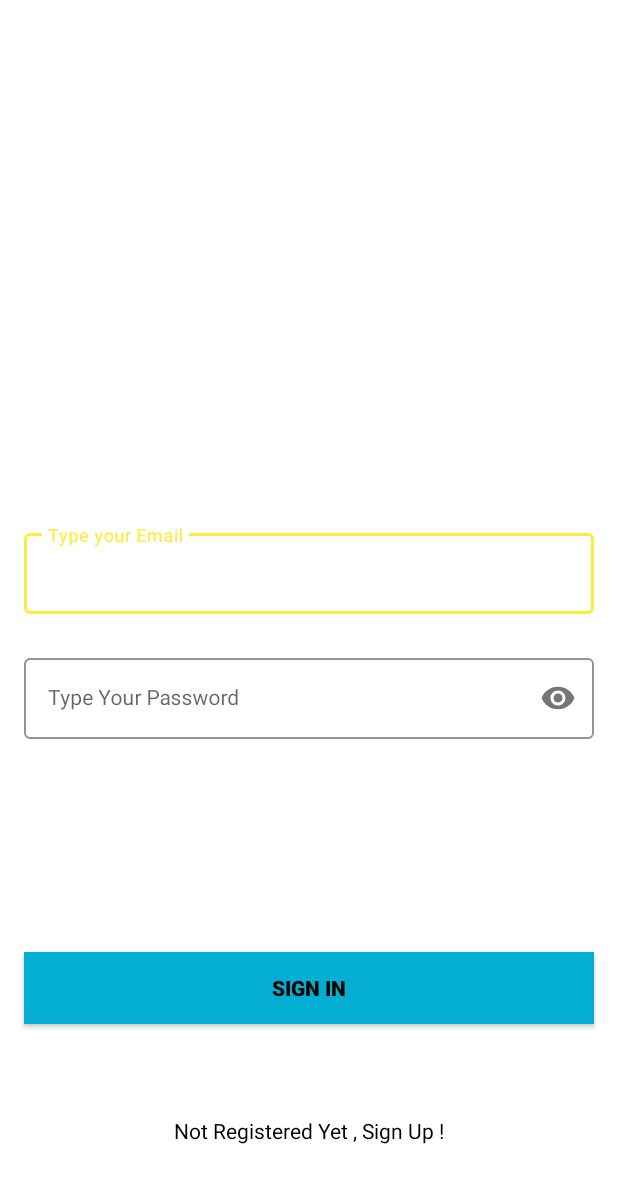
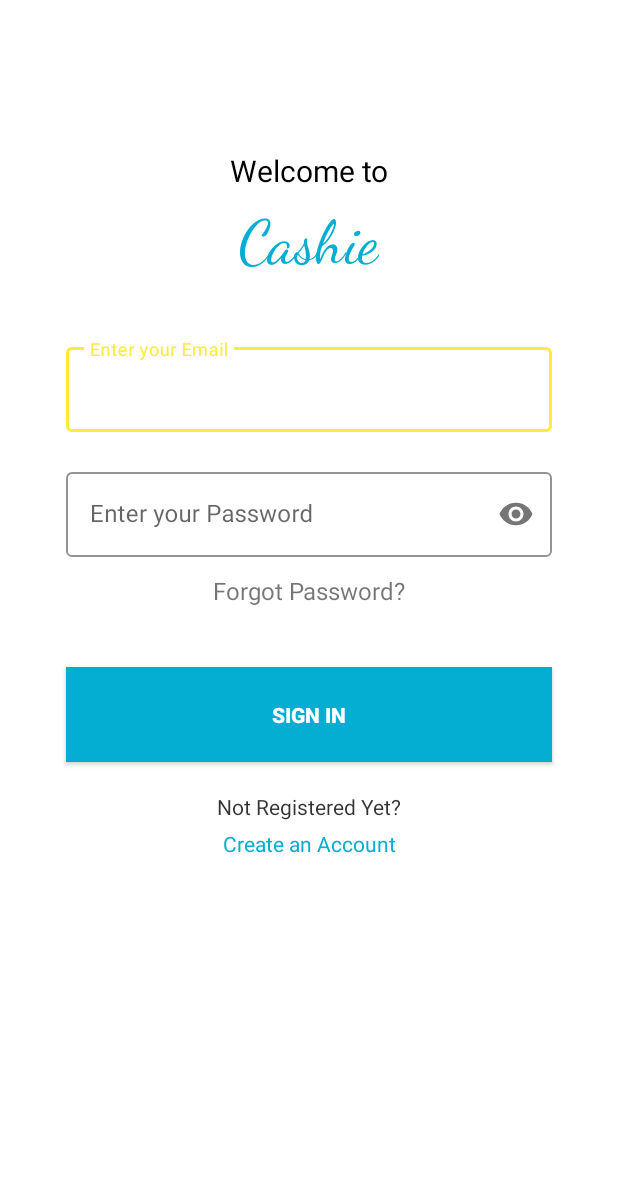
Before and after one commit to edi39z/Cashie, an Android app built with Jetpack Compose: the layout activity_sign_in.xml on its own in the app's theme, with its tools: preview values and no code run, on a phone screen of 412 x 824 dp. Shown: the top 1183 px of the screen. Run offline under Robolectric (Android 15) with nearby library versions, the phone set to English and light mode, and no system bars.

Commit message:
login and registers

```diff
--- a/app/src/main/java/com/example/myapplication/SignInActivity.kt
+++ b/app/src/main/java/com/example/myapplication/SignInActivity.kt
@@ -1,4 +1,4 @@
-package com.codingstuff.loginandsignup
+package com.example.myapplication;
 
 import android.content.Intent
 import android.os.Bundle
@@ -20,7 +20,7 @@ class SignInActivity : AppCompatActivity() {
 
 
         firebaseAuth = FirebaseAuth.getInstance()
-        binding.textView.setOnClickListener {
+        binding.createAnA.setOnClickListener {
             val intent = Intent(this, SignUpActivity::class.java)
             startActivity(intent)
         }
--- a/app/src/main/java/com/example/myapplication/SignUpActivity.kt
+++ b/app/src/main/java/com/example/myapplication/SignUpActivity.kt
@@ -1,4 +1,4 @@
-package com.codingstuff.loginandsignup
+package com.example.myapplication;
 
 import android.content.Intent
 import android.os.Bundle
@@ -6,6 +6,7 @@ import android.widget.Toast
 import androidx.appcompat.app.AppCompatActivity
 import com.example.myapplication.databinding.ActivitySignUpBinding
 import com.google.firebase.auth.FirebaseAuth
+
 
 class SignUpActivity : AppCompatActivity() {
 
--- a/app/src/main/res/layout/activity_sign_in.xml
+++ b/app/src/main/res/layout/activity_sign_in.xml
@@ -1,84 +1,137 @@
 <?xml version="1.0" encoding="utf-8"?>
-<androidx.constraintlayout.widget.ConstraintLayout xmlns:android="http://schemas.android.com/apk/res/android"
+<androidx.constraintlayout.widget.ConstraintLayout
+    xmlns:android="http://schemas.android.com/apk/res/android"
     xmlns:app="http://schemas.android.com/apk/res-auto"
     xmlns:tools="http://schemas.android.com/tools"
     android:layout_width="match_parent"
     android:layout_height="match_parent"
+    android:background="#FFFFFF"
     tools:context=".SignInActivity">
 
+    <!-- Welcome to -->
+    <TextView
+        android:id="@+id/welcome_to"
+        android:layout_width="wrap_content"
+        android:layout_height="wrap_content"
+        android:text="Welcome to"
+        android:textSize="20sp"
+        android:textColor="#000000"
+        android:fontFamily="sans-serif"
+        app:layout_constraintTop_toTopOf="parent"
+        app:layout_constraintStart_toStartOf="parent"
+        app:layout_constraintEnd_toEndOf="parent"
+        android:layout_marginTop="100dp"/>
 
+    <!-- Cashie -->
+    <TextView
+        android:id="@+id/cashie"
+        android:layout_width="wrap_content"
+        android:layout_height="wrap_content"
+        android:text="Cashie"
+        android:textSize="40sp"
+        android:textColor="#03AED2"
+        android:fontFamily="cursive"
+        app:layout_constraintTop_toBottomOf="@id/welcome_to"
+        app:layout_constraintStart_toStartOf="parent"
+        app:layout_constraintEnd_toEndOf="parent"
+        android:layout_marginTop="10dp"/>
+
+    <!-- Email Text Box -->
     <com.google.android.material.textfield.TextInputLayout
         android:id="@+id/emailLayout"
         style="@style/LoginTextInputOuterFieldStyle"
-        android:layout_width="match_parent"
-        android:layout_height="wrap_content"
-        android:layout_marginHorizontal="16dp"
-        android:layout_marginTop="350dp"
+        android:layout_width="324dp"
+        android:layout_height="63dp"
+        app:layout_constraintTop_toBottomOf="@id/cashie"
+        app:layout_constraintStart_toStartOf="parent"
+        app:layout_constraintEnd_toEndOf="parent"
+        android:layout_marginTop="40dp"
         app:boxStrokeColor="@color/yellow"
-        app:hintTextColor="@color/yellow"
-        app:layout_constraintEnd_toEndOf="parent"
-        app:layout_constraintHorizontal_bias="0.5"
-        app:layout_constraintStart_toStartOf="parent"
-        app:layout_constraintTop_toTopOf="parent">
+        app:hintTextColor="@color/yellow">
 
         <com.google.android.material.textfield.TextInputEditText
             android:id="@+id/emailEt"
-            style="@style/LoginTextInputInnerFieldStyle"
             android:layout_width="match_parent"
             android:layout_height="wrap_content"
-            android:hint="Type your Email"
-            android:inputType="textEmailAddress" />
+            android:hint="Enter your Email"
+            android:inputType="textEmailAddress"
+            android:textSize="16sp"/>
     </com.google.android.material.textfield.TextInputLayout>
 
+    <!-- Password Text Box -->
     <com.google.android.material.textfield.TextInputLayout
         android:id="@+id/passwordLayout"
         style="@style/LoginTextInputOuterFieldStyle"
-        android:layout_width="match_parent"
-        android:layout_height="wrap_content"
-        android:layout_marginHorizontal="16dp"
-        android:layout_marginTop="24dp"
+        android:layout_width="324dp"
+        android:layout_height="63dp"
+        app:layout_constraintTop_toBottomOf="@id/emailLayout"
+        app:layout_constraintStart_toStartOf="parent"
+        app:layout_constraintEnd_toEndOf="parent"
+        android:layout_marginTop="20dp"
+        app:passwordToggleEnabled="true"
         app:boxStrokeColor="@color/yellow"
-        app:hintTextColor="@color/yellow"
-        app:layout_constraintEnd_toEndOf="parent"
-        app:layout_constraintHorizontal_bias="0.5"
-        app:layout_constraintStart_toStartOf="parent"
-        app:layout_constraintTop_toBottomOf="@id/emailLayout"
-        app:passwordToggleEnabled="true">
+        app:hintTextColor="@color/yellow">
 
         <com.google.android.material.textfield.TextInputEditText
             android:id="@+id/passET"
-            style="@style/LoginTextInputInnerFieldStyle"
             android:layout_width="match_parent"
             android:layout_height="wrap_content"
-            android:hint="Type Your Password"
-            android:inputType="textPassword" />
+            android:hint="Enter your Password"
+            android:inputType="textPassword"
+            android:textSize="16sp"/>
     </com.google.android.material.textfield.TextInputLayout>
 
+    <!-- Recovery Password -->
+    <TextView
+        android:id="@+id/recovery_pa"
+        android:layout_width="wrap_content"
+        android:layout_height="wrap_content"
+        android:text="Forgot Password?"
+        android:textSize="16sp"
+        android:textColor="#8A000000"
+        app:layout_constraintTop_toBottomOf="@id/passwordLayout"
+        app:layout_constraintStart_toStartOf="parent"
+        app:layout_constraintEnd_toEndOf="parent"
+        android:layout_marginTop="10dp"/>
+
+    <!-- Login Button -->
     <androidx.appcompat.widget.AppCompatButton
         android:id="@+id/button"
-        android:layout_width="0dp"
-        android:layout_height="wrap_content"
-        android:layout_marginHorizontal="16dp"
+        android:layout_width="324dp"
+        android:layout_height="63dp"
         android:background="@color/btncolor"
         android:text="Sign In"
-        android:textColor="@color/black"
+        android:textColor="@color/white"
         android:textStyle="bold"
-        app:layout_constraintBottom_toBottomOf="parent"
+        app:layout_constraintTop_toBottomOf="@id/recovery_pa"
+        app:layout_constraintStart_toStartOf="parent"
         app:layout_constraintEnd_toEndOf="parent"
-        app:layout_constraintHorizontal_bias="0.5"
-        app:layout_constraintStart_toStartOf="parent"
-        app:layout_constraintTop_toBottomOf="@+id/passwordLayout" />
+        android:layout_marginTop="40dp"/>
 
+    <!-- blm ada akun -->
     <TextView
-        android:id="@+id/textView"
+        android:id="@+id/not_have_ac"
         android:layout_width="wrap_content"
         android:layout_height="wrap_content"
-        android:textColor="@color/black"
-        android:text="Not Registered Yet , Sign Up !"
-        app:layout_constraintBottom_toBottomOf="parent"
+        android:text="Not Registered Yet?"
+        android:textSize="14sp"
+        android:textColor="#CC000000"
+        app:layout_constraintTop_toBottomOf="@id/button"
+        app:layout_constraintStart_toStartOf="parent"
         app:layout_constraintEnd_toEndOf="parent"
-        app:layout_constraintHorizontal_bias="0.5"
+        android:layout_marginTop="20dp"/>
+
+    <!-- buat akun -->
+    <TextView
+        android:id="@+id/create_an_a"
+        android:layout_width="wrap_content"
+        android:layout_height="wrap_content"
+        android:text="Create an Account"
+        android:textSize="14sp"
+        android:textColor="#03AED2"
+        app:layout_constraintTop_toBottomOf="@id/not_have_ac"
         app:layout_constraintStart_toStartOf="parent"
-        app:layout_constraintTop_toBottomOf="@+id/button" />
+        app:layout_constraintEnd_toEndOf="parent"
+        android:layout_marginTop="5dp"/>
 
 </androidx.constraintlayout.widget.ConstraintLayout>
```
Also changed, not shown: app/src/main/java/com/example/myapplication/MainActivity.kt (+20 -0 lines), app/src/main/res/layout/activity_main.xml (+13 -0 lines), app/src/main/res/layout/activity_sign_up.xml (+48 -19 lines), app/src/main/res/drawable/cashie.png (added), app/src/main/res/drawable/frame_1.png (added), app/src/main/res/drawable/frame_2.png (added), app/src/main/res/drawable/group_1.png (added).
